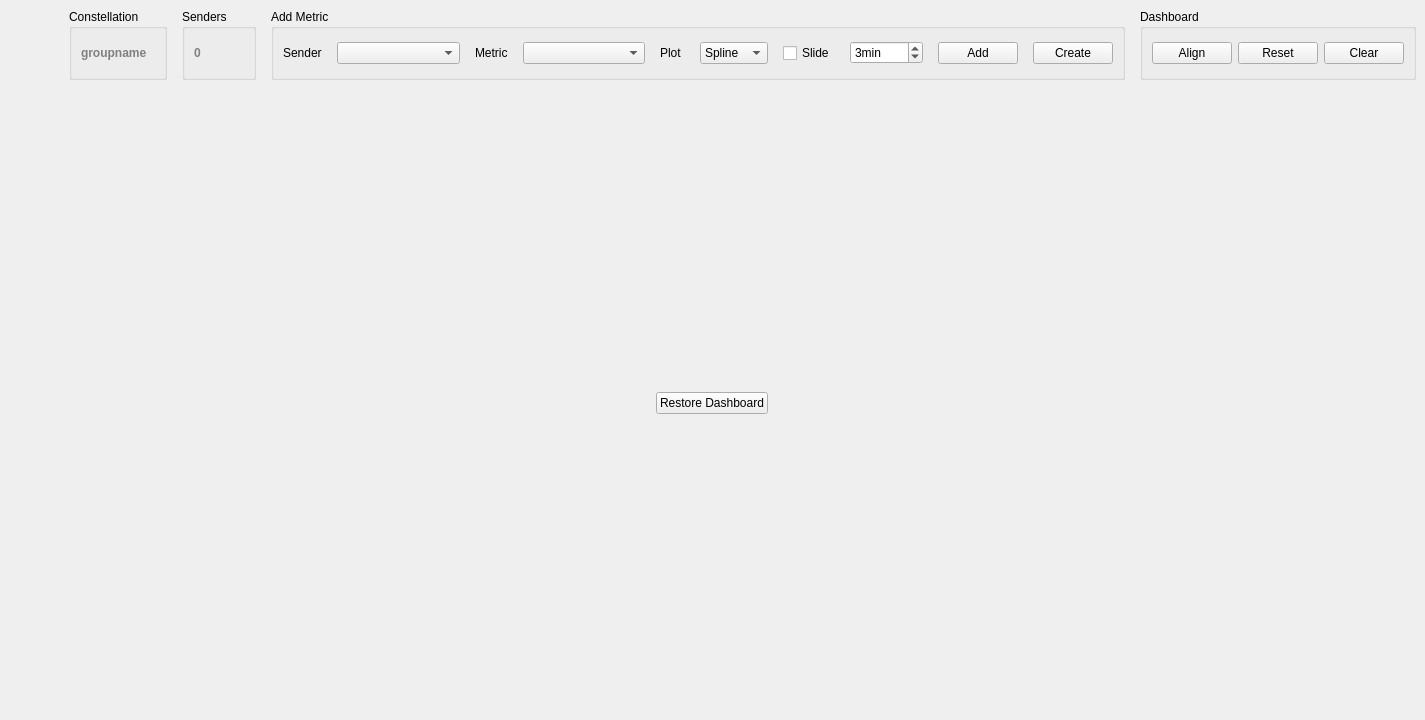
Old version of the form cxx/listeners/TelemetryConsole/TelemetryConsole.ui in the repository constellation-daq/Constellation.
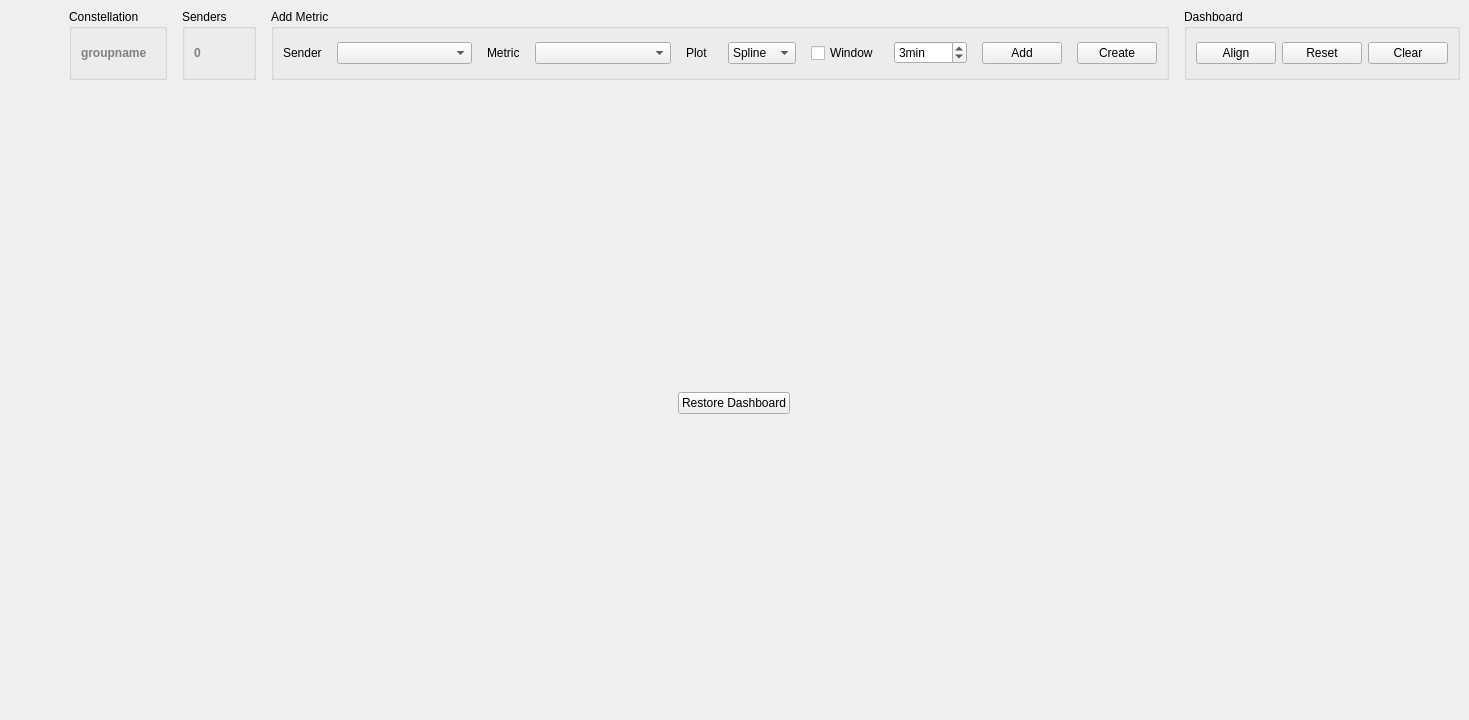
New version of the form. Icons and pictures are not drawn.

Commit message: cxx/listen/tc: update text

```diff
--- a/cxx/listeners/TelemetryConsole/TelemetryConsole.ui
+++ b/cxx/listeners/TelemetryConsole/TelemetryConsole.ui
@@ -6,7 +6,7 @@
    <rect>
     <x>0</x>
     <y>0</y>
-    <width>1425</width>
+    <width>1469</width>
     <height>720</height>
    </rect>
   </property>
@@ -155,8 +155,8 @@
           <rect>
            <x>0</x>
            <y>0</y>
-           <width>1405</width>
-           <height>588</height>
+           <width>1449</width>
+           <height>585</height>
           </rect>
          </property>
          <layout class="QVBoxLayout" name="placeholderLayout">
@@ -281,7 +281,7 @@
            <item>
             <widget class="QCheckBox" name="checkBoxWindow">
              <property name="text">
-              <string>Slide</string>
+              <string>Window</string>
              </property>
             </widget>
            </item>
```
Left out of the diff: 6 changed lines with no effect on the pictures.
